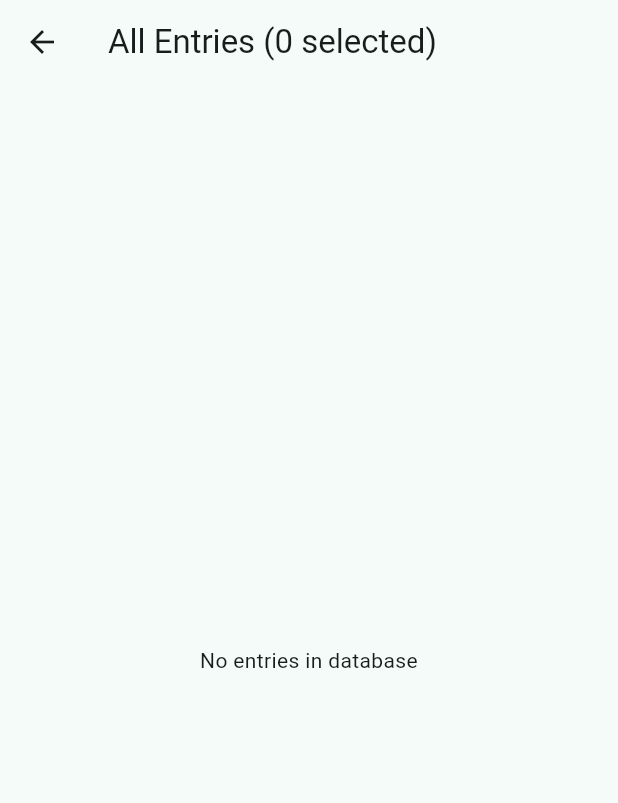
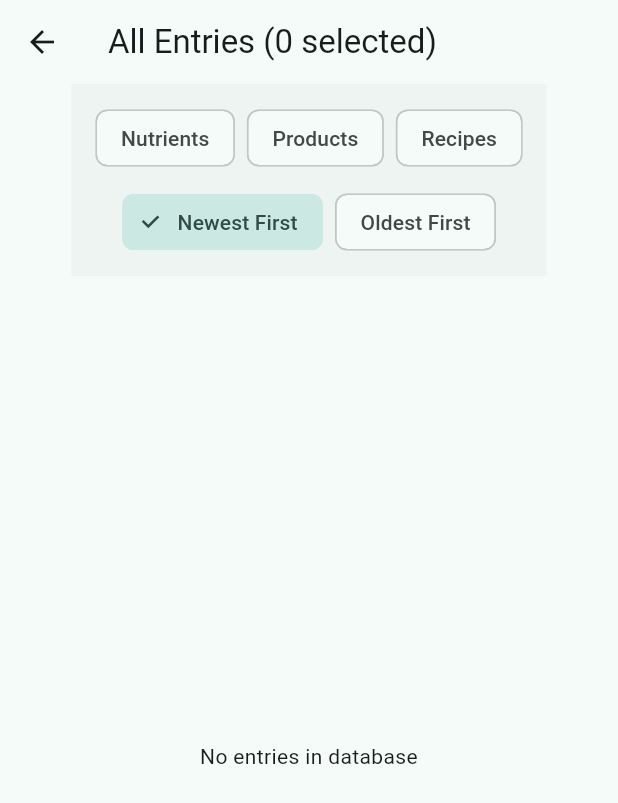
Before and after one commit to wwevo/shiata, a Flutter app: the AllEntriesPage screen opened directly, on a phone screen of 412 x 824 dp. Shown: the top 803 px of the screen. Run offline on Flutter 3.47's test engine with Material 3 defaults, Android fonts, the phone set to English and light mode, and no system bars; our stand-ins replace drift, fl_chart, flutter_riverpod, flutter_secure_storage; accounts and stored records are empty.

Commit message:
Fix: Filter chips always visible, Clear All for both filters and search

```diff
--- a/lib/ui/all_entries/all_entries_page.dart
+++ b/lib/ui/all_entries/all_entries_page.dart
@@ -114,22 +114,9 @@ class _AllEntriesPageState extends ConsumerState<AllEntriesPage> {
             entries.sort((a, b) => b.targetAt.compareTo(a.targetAt));
           }
 
-          if (entries.isEmpty) {
-            return Center(
-              child: Padding(
-                padding: const EdgeInsets.all(24),
-                child: Text(
-                  _buildEmptyMessage(searchQuery, typeFilter),
-                  style: theme.textTheme.bodyMedium,
-                  textAlign: TextAlign.center,
-                ),
-              ),
-            );
-          }
-
           return Column(
             children: [
-              // Filter chips
+              // Filter chips (ALWAYS visible)
               Container(
                 color: theme.colorScheme.surfaceContainerHighest.withValues(
                   alpha: 0.3,
@@ -186,14 +173,13 @@ class _AllEntriesPageState extends ConsumerState<AllEntriesPage> {
                                   newSet;
                             },
                           ),
-                          // Clear type filters button
-                          if (typeFilter.isNotEmpty)
+                          // Clear type filters button (always visible if any filter active)
+                          if (typeFilter.isNotEmpty || searchQuery.trim().isNotEmpty)
                             ActionChip(
-                              label: const Text('Clear Filters'),
+                              label: const Text('Clear All'),
                               onPressed: () {
-                                ref
-                                    .read(entryTypeFilterProvider.notifier)
-                                    .state = {};
+                                ref.read(entryTypeFilterProvider.notifier).state = {};
+                                ref.read(searchQueryProvider.notifier).state = '';
                               },
                             ),
                         ],
@@ -234,7 +220,7 @@ class _AllEntriesPageState extends ConsumerState<AllEntriesPage> {
                   ],
                 ),
               ),
-              // Bulk actions bar
+              // Bulk actions bar (only when selections exist)
               if (_selectedEntries.isNotEmpty)
                 Container(
                   padding: const EdgeInsets.symmetric(
@@ -266,9 +252,20 @@ class _AllEntriesPageState extends ConsumerState<AllEntriesPage> {
                     ],
                   ),
                 ),
-              // Entry list
+              // Entry list OR empty message
               Expanded(
-                child: ListView.builder(
+                child: entries.isEmpty
+                    ? Center(
+                        child: Padding(
+                          padding: const EdgeInsets.all(24),
+                          child: Text(
+                            _buildEmptyMessage(searchQuery, typeFilter),
+                            style: theme.textTheme.bodyMedium,
+                            textAlign: TextAlign.center,
+                          ),
+                        ),
+                      )
+                    : ListView.builder(
                         controller: _scrollController,
                         itemCount: entries.length,
                         itemBuilder: (ctx, index) {
```
Lines whose indentation alone changed are shown as unchanged.
